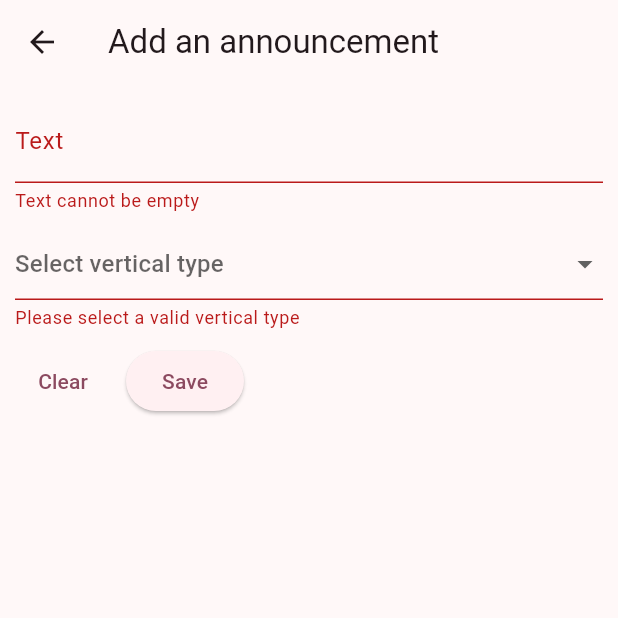
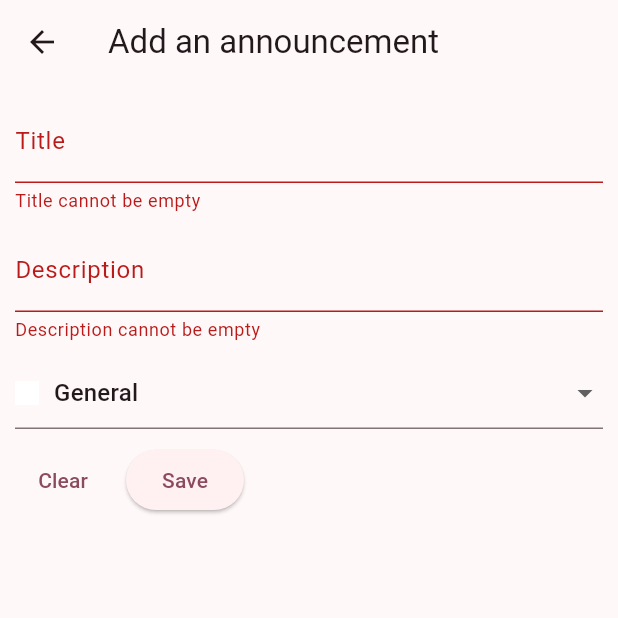
Before and after one commit to vkuasar0/KCARV_frontend, a Flutter app: the NewAnnouncement screen opened directly, after a tap on "Save", on a phone screen of 412 x 824 dp, the top half of it. Run offline on Flutter 3.47's test engine with Material 3 defaults, Android fonts, the light colour scheme and no system bars; network calls fail.

Commit message:
Added announcements page logic

```diff
--- a/lib/data/verticals.dart
+++ b/lib/data/verticals.dart
@@ -6,7 +6,7 @@ final verticals =  {
     "Acting",
     Color.fromARGB(255, 0, 255, 128),
   ),
-  Verticals.pd : const clubVertical(
+  Verticals.production_design : const clubVertical(
     "Production Design",
     Color.fromARGB(255, 145, 255, 0),
   ),
@@ -17,5 +17,17 @@ final verticals =  {
   Verticals.technical : const clubVertical(
     "Technical",
     Color.fromARGB(255, 0, 208, 255),
+  ),
+  Verticals.music : const clubVertical(
+    "Music",
+    Color.fromARGB(255, 0, 60, 255)
+  ),
+  Verticals.media : const clubVertical(
+    "Media",
+    Color.fromARGB(255, 255, 149, 0),
+  ),
+  Verticals.all : const clubVertical(
+    "General",
+    Color.fromARGB(255, 255, 255, 255),
   )
 };
--- a/lib/models/announcement.dart
+++ b/lib/models/announcement.dart
@@ -1,9 +1,10 @@
 import 'package:kcarv_front/models/clubVertical.dart';
 
 class Announcement {
-  const Announcement({required this.text, required this.vertical});
+  const Announcement({required this.title, required this.description,  required this.vertical});
 
-  final String text;
+  final String title;
+  final String description;
   final clubVertical vertical;
 
 }
--- a/lib/models/clubVertical.dart
+++ b/lib/models/clubVertical.dart
@@ -3,8 +3,11 @@ import 'package:flutter/material.dart';
 enum Verticals {
   acting,
   script,
-  pd,
-  technical
+  production_design,
+  technical,
+  music,
+  media,
+  all
 }
 
 class clubVertical extends StatelessWidget {
--- a/lib/pages/new_announcement.dart
+++ b/lib/pages/new_announcement.dart
@@ -1,7 +1,10 @@
+import 'dart:convert';
+
 import 'package:flutter/material.dart';
 import 'package:kcarv_front/data/verticals.dart';
 import 'package:kcarv_front/models/announcement.dart';
 import 'package:kcarv_front/models/clubVertical.dart';
+import 'package:http/http.dart' as http;
 
 class NewAnnouncement extends StatefulWidget {
   const NewAnnouncement({super.key});
@@ -13,18 +16,45 @@ class NewAnnouncement extends StatefulWidget {
 class _NewAnnouncementState extends State<NewAnnouncement> {
   final _formkey = GlobalKey<FormState>();
   bool isSaving = false;
-  var enteredText = '';
-  clubVertical? enteredVertical;
+  var enteredTitle = '';
+  var enteredDesc = '';
+  Verticals? enteredVertical;
 
-  void _saveItem () async {
-    if(_formkey.currentState!.validate()){
+  void _saveItem() async {
+    if (_formkey.currentState!.validate()) {
+      try {
         _formkey.currentState!.save();
         setState(() {
           isSaving = true;
         });
+        final verticalString = enteredVertical.toString().split('.').last;
+        final url =
+            Uri.https('kcarv-backend.onrender.com', '/api/announcements');
+        final response = await http.post(url,
+            headers: {'Content-Type': 'application/json'},
+            body: json.encode({
+              'title': enteredTitle,
+              'content': enteredDesc,
+              'vertical': verticalString,
+            }));
+
         Navigator.of(context).pop(
-        Announcement(text: enteredText, vertical: enteredVertical!)
+          Announcement(
+            title: enteredTitle,
+            description: enteredDesc,
+            vertical: verticals[enteredVertical]!,
+          ),
         );
+      } catch (e) {
+        print(e);
+        ScaffoldMessenger.of(context).showSnackBar(
+          SnackBar(content: Text('Failed to save the announcement.')),
+        );
+      }
+
+      setState(() {
+        isSaving = false;
+      });
     }
   }
 
@@ -41,67 +71,84 @@ class _NewAnnouncementState extends State<NewAnnouncement> {
           child: Column(
             children: [
               TextFormField(
-                decoration: const InputDecoration(
-                  label: Text("Text")
-                ),
-                validator: (value){
-                  if(value==null || value.length==0) return "Text cannot be empty";
+                decoration: const InputDecoration(label: Text("Title")),
+                validator: (value) {
+                  if (value == null || value.length == 0)
+                    return "Title cannot be empty";
                   return null;
                 },
-                onSaved: (value){
-                  enteredText = value!;
+                onSaved: (value) {
+                  enteredTitle = value!;
+                },
+              ),
+              const SizedBox(height: 10),
+              TextFormField(
+                decoration: const InputDecoration(label: Text("Description")),
+                validator: (value) {
+                  if (value == null || value.length == 0)
+                    return "Description cannot be empty";
+                  return null;
+                },
+                onSaved: (value) {
+                  enteredDesc = value!;
                 },
               ),
               const SizedBox(height: 10),
               DropdownButtonFormField(
+                value: Verticals.all,
                 hint: const Text("Select vertical type"),
                 items: [
-                  for (final vertical in verticals.entries)
+                  for (final vertical in Verticals.values)
                     DropdownMenuItem(
-                      value: vertical.value,
+                      value: vertical,
                       child: Row(
                         children: [
                           Container(
                             width: 16,
                             height: 16,
-                                  color: vertical.value.colorCode,
+                            color: verticals[vertical]!.colorCode,
                           ),
                           const SizedBox(width: 10),
-                          Text(
-                            vertical.value.verticalName
-                          )
+                          Text(verticals[vertical]!.verticalName)
                         ],
                       ),
                     )
                 ],
-                validator: (value){
-                  if(value==null) return "Please select a valid vertical type";
+                validator: (value) {
+                  if (value == null)
+                    return "Please select a valid vertical type";
                   return null;
                 },
-                onChanged: (value){
+                onChanged: (value) {
                   setState(() {
                     enteredVertical = value;
                   });
                 },
               ),
-              const SizedBox(height: 10,),
+              const SizedBox(
+                height: 10,
+              ),
               Row(
                 children: [
                   TextButton(
-                    onPressed: isSaving? null:(){
+                      onPressed: isSaving
+                          ? null
+                          : () {
                               _formkey.currentState!.reset();
                             },
-                    child: const Text("Clear")
+                      child: const Text("Clear")),
+                  const SizedBox(
+                    width: 10,
                   ),
-                  const SizedBox(width: 10,),
                   ElevatedButton(
-                    onPressed: isSaving? null : _saveItem,
-                    child: (isSaving)? const SizedBox(
+                      onPressed: isSaving ? null : _saveItem,
+                      child: (isSaving)
+                          ? const SizedBox(
                               width: 15,
                               height: 15,
                               child: CircularProgressIndicator(),
-                    ) : const Text("Save")
-                  ),
+                            )
+                          : const Text("Save")),
                 ],
               )
             ],
--- a/pubspec.yaml
+++ b/pubspec.yaml
@@ -36,6 +36,7 @@ dependencies:
   # Use with the CupertinoIcons class for iOS style icons.
   cupertino_icons: ^1.0.6
   flutter_svg: ^2.0.10+1
+  http: ^1.2.2
 
 dev_dependencies:
   flutter_test:
```
Also changed, not shown: lib/pages/announcements.dart (+111 -15 lines), pubspec.lock, 1 other file. Lines whose indentation alone changed are shown as unchanged.
